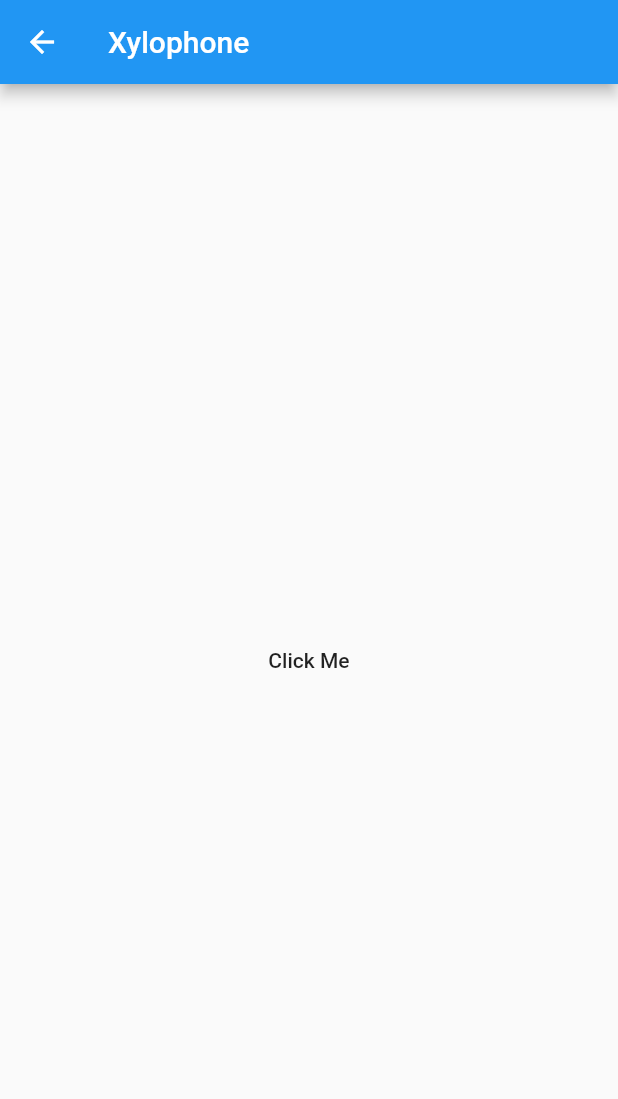
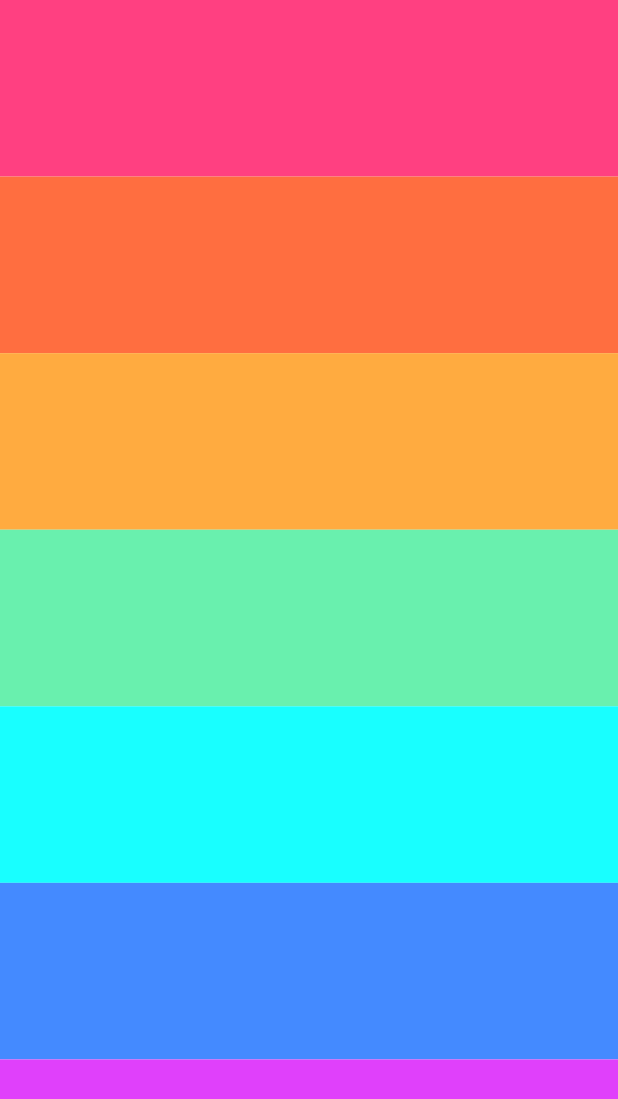
Before and after one commit to HappySinha/learn_flutter, a Flutter app: the screen it shows after launch, in the side drawer, after a tap on "Xylophone", on a phone screen of 412 x 824 dp. Shown: the top 1099 px of the screen. Run offline on Flutter 3.47's test engine with Material 2 defaults, Android fonts, the phone set to English and light mode, and no system bars; our stand-ins replace audioplayers.

Commit message:
Xylophone completed

```diff
--- a/lib/main.dart
+++ b/lib/main.dart
@@ -1,4 +1,5 @@
 import 'package:flutter/material.dart';
+import 'package:flutter/services.dart';
 import 'ball.dart';
 import 'dice.dart';
 import 'home.dart';
@@ -16,6 +17,7 @@ class AppBody extends StatefulWidget {
 class _AppBodyState extends State<AppBody> {
   @override
   Widget build(BuildContext context) {
+    SystemChrome.setEnabledSystemUIOverlays([]);
     return Scaffold(
       backgroundColor: Colors.blueGrey,
       appBar: AppBar(
--- a/lib/xylophone.dart
+++ b/lib/xylophone.dart
@@ -1,4 +1,5 @@
-import 'package:audioplayers/audio_cache.dart';
+import 'package:audioplayers/audioplayers.dart';
+import 'package:flutter/cupertino.dart';
 import 'package:flutter/material.dart';
 
 class Xylophone extends StatelessWidget {
@@ -6,22 +7,129 @@ class Xylophone extends StatelessWidget {
 
   @override
   Widget build(BuildContext context) {
+    var btnWidth = MediaQuery.of(context).size.width;
+    var btnHeight = MediaQuery.of(context).size.height / 7;
+    var paddingAll = EdgeInsets.symmetric(horizontal: 0, vertical: 0);
+    // void playSound(a) {
+    //   AudioCache().play('note$a.wav');
+    // }
+
+    buildKey(sunNum, colors) {
+      return FlatButton(
+        onPressed: () {
+          AudioCache().play('note$sunNum.wav');
+        },
+        padding: paddingAll,
+        child: Container(
+          color: colors,
+          height: btnHeight,
+          width: btnWidth,
+        ),
+      );
+    }
+
     return Scaffold(
-      appBar: AppBar(
-        title: Text("Xylophone"),
+      // appBar: AppBar(
+      //   backgroundColor: Colors.grey[700],
+      //   title: Text("Xylophone"),
+      // ),
+      body: ListView(
+        padding: EdgeInsets.only(top: 0),
+        children: [
+          buildKey(1, Colors.pinkAccent),
+          buildKey(2, Colors.deepOrangeAccent),
+          buildKey(3, Colors.orangeAccent),
+          buildKey(4, Colors.greenAccent),
+          buildKey(5, Colors.cyanAccent),
+          buildKey(6, Colors.blueAccent),
+          buildKey(7, Colors.purpleAccent),
+          // buildKey(1),
+          // ignore: deprecated_member_use
+          // FlatButton(
+          //   onPressed: () {
+          //     playSound(1);
+          //   },
+          //   padding: paddingAll,
+          //   child: Container(
+          //     color: Colors.pinkAccent,
+          //     height: btnHeight,
+          //     width: btnWidth,
+          //   ),
+          // ),
+          // // ignore: deprecated_member_use
+          // FlatButton(
+          //   onPressed: () {
+          //     playSound(2);
+          //   },
+          //   padding: paddingAll,
+          //   child: Container(
+          //     color: Colors.deepOrangeAccent,
+          //     height: btnHeight,
+          //     width: btnWidth,
+          //   ),
+          // ),
+          // // ignore: deprecated_member_use
+          // FlatButton(
+          //   onPressed: () {
+          //     playSound(3);
+          //   },
+          //   padding: paddingAll,
+          //   child: Container(
+          //     color: Colors.orangeAccent,
+          //     height: btnHeight,
+          //     width: btnWidth,
+          //   ),
+          // ),
+          // // ignore: deprecated_member_use
+          // FlatButton(
+          //   onPressed: () {
+          //     playSound(4);
+          //   },
+          //   padding: paddingAll,
+          //   child: Container(
+          //     color: Colors.grey,
+          //     height: btnHeight,
+          //     width: btnWidth,
+          //   ),
+          // ),
+          // // ignore: deprecated_member_use
+          // FlatButton(
+          //   onPressed: () {
+          //     playSound(5);
+          //   },
+          //   padding: paddingAll,
+          //   child: Container(
+          //     color: Colors.greenAccent,
+          //     height: btnHeight,
+          //     width: btnWidth,
+          //   ),
+          // ),
+          // // ignore: deprecated_member_use
+          // FlatButton(
+          //   onPressed: () {
+          //     playSound(6);
+          //   },
+          //   padding: paddingAll,
+          //   child: Container(
+          //     color: Colors.cyanAccent,
+          //     height: btnHeight,
+          //     width: btnWidth,
+          //   ),
+          // ),
+          // // ignore: deprecated_member_use
+          // FlatButton(
+          //   onPressed: () {
+          //     playSound(7);
+          //   },
+          //   padding: paddingAll,
+          //   child: Container(
+          //     color: Colors.lightBlueAccent,
+          //     height: btnHeight,
+          //     width: btnWidth,
+          //   ),
+          // ),
+        ],
       ),
-      body: SafeArea(
-          child: Container(
-        child: Center(
-          child: FlatButton(
-            onPressed: () {
-              final player = AudioCache();
-              player.play('note1.wav');
-            },
-            child: Text('Click Me'),
-          ),
-        ),
-      )),
     );
   }
 }
--- a/pubspec.yaml
+++ b/pubspec.yaml
@@ -28,7 +28,7 @@ dependencies:
   # The following adds the Cupertino Icons font to your application.
   # Use with the CupertinoIcons class for iOS style icons.
   cupertino_icons: ^1.0.0
-  audioplayers: ^0.17.4
+  audioplayers: ^0.19.0
 
 dev_dependencies:
   flutter_test:
```
Also changed, not shown: pubspec.lock, 1 other file.
